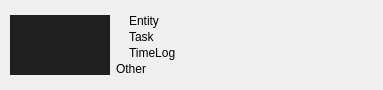
Above: resources/task_widget.ui from qpskcn1/tk-desktop-timecard before the change. Below: the same form after it.
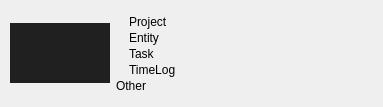
That is the form after the change. Icons and pictures are not drawn.

Commit message: Display all assigned tasks from all projects in the ’My Tasks‘ tab. Add project info to task widget and proxy model

The edit to the form file:
```diff
--- a/resources/task_widget.ui
+++ b/resources/task_widget.ui
@@ -7,7 +7,7 @@
     <x>0</x>
     <y>0</y>
     <width>383</width>
-    <height>90</height>
+    <height>107</height>
    </rect>
   </property>
   <property name="windowTitle">
@@ -92,7 +92,7 @@
        </widget>
       </item>
       <item>
-       <layout class="QVBoxLayout" name="verticalLayout" stretch="1,0,0,0,0,1">
+       <layout class="QVBoxLayout" name="verticalLayout" stretch="1,0,0,0,0,0,1">
         <property name="spacing">
          <number>2</number>
         </property>
@@ -103,12 +103,33 @@
           </property>
           <property name="sizeHint" stdset="0">
            <size>
-            <width>6</width>
+            <width>3</width>
             <height>0</height>
            </size>
           </property>
          </spacer>
         </item>
+        <item>
+         <layout class="QHBoxLayout" name="horizontalLayout_1" stretch="0,1">
+          <property name="spacing">
+           <number>6</number>
+          </property>
+          <item>
+           <widget class="QLabel" name="project_icon">
+            <property name="text">
+             <string/>
+            </property>
+           </widget>
+          </item>
+          <item>
+           <widget class="QLabel" name="project_label">
+            <property name="text">
+             <string>Project</string>
+            </property>
+           </widget>
+          </item>
+         </layout>
+        </item>
         <item>
          <layout class="QHBoxLayout" name="horizontalLayout_3" stretch="0,1">
           <property name="spacing">
@@ -186,7 +207,7 @@
           </property>
           <property name="sizeHint" stdset="0">
            <size>
-            <width>6</width>
+            <width>3</width>
             <height>0</height>
            </size>
           </property>
```
The commit also changes 4 other files.
